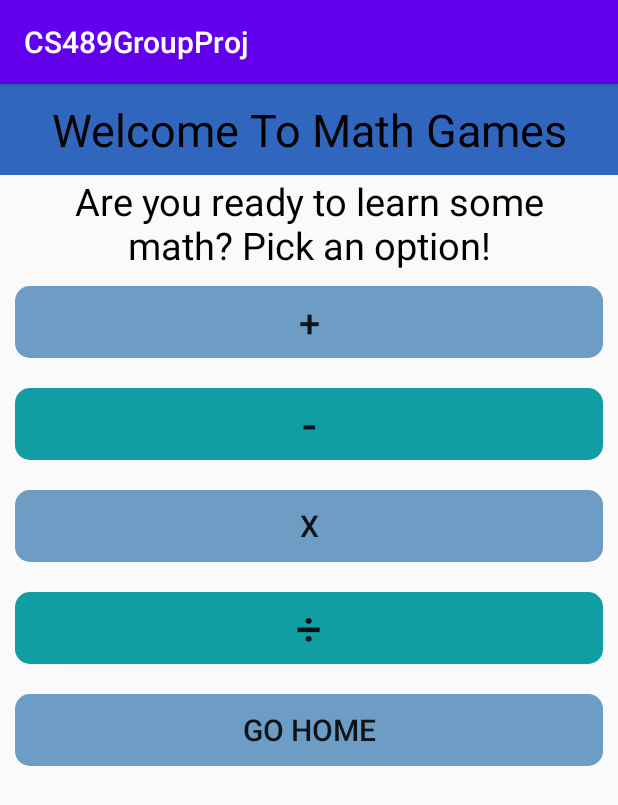
After one commit to vrmatos/CS489GroupProj, an Android app: the MathMainActivity screen opened directly, with no data from a screen before it, on a phone screen of 412 x 824 dp. The commit adds this screen. Shown: the top 805 px of the screen. Run offline under Robolectric (Android 15) with nearby library versions, the phone set to English and light mode, and no system bars.

Commit message:
Math Game is working

```diff
--- a/app/src/main/AndroidManifest.xml
+++ b/app/src/main/AndroidManifest.xml
@@ -24,6 +24,9 @@
             </intent-filter>
         </activity>
         <activity android:name=".GameSolnActivity"/>
+        <activity android:name=".MathGameActivity"/>
+        <activity android:name=".MathMainActivity"/>
+
     </application>
 
 </manifest>
--- a/app/src/main/java/com/victoriamatos/cs489groupproj/MainActivity.java
+++ b/app/src/main/java/com/victoriamatos/cs489groupproj/MainActivity.java
@@ -21,4 +21,8 @@ public class MainActivity extends AppCompatActivity {
         Intent intent = new Intent(this, ChooseDiffActivity.class);
         startActivity(intent);
     }
+    public void playMath(View v){
+        Intent intent = new Intent( this, MathMainActivity.class );
+        startActivity( intent );
+    }
 }
--- a/app/src/main/res/layout/activity_main.xml
+++ b/app/src/main/res/layout/activity_main.xml
@@ -46,7 +46,8 @@
         android:id="@+id/math_game"
         android:layout_below="@id/spelling_game"
         android:text="MATH GAME"
-        android:background="@drawable/rounded_corners_blue"/>
+        android:background="@drawable/rounded_corners_blue"
+        android:onClick="playMath"/>
 
     <Button
         style="@style/GameButton"
--- /dev/null
+++ b/app/src/main/res/layout/math_game_home.xml
@@ -0,0 +1,86 @@
+<?xml version="1.0" encoding="utf-8"?>
+<RelativeLayout xmlns:android="http://schemas.android.com/apk/res/android"
+    xmlns:app="http://schemas.android.com/apk/res-auto"
+    xmlns:tools="http://schemas.android.com/tools"
+    android:layout_width="match_parent"
+    android:layout_height="match_parent">
+
+    <TextView
+        style="@style/BannerBox"
+        android:layout_width="match_parent"
+        android:id="@+id/welcome"
+        android:text="Welcome To Math Games"
+        android:background="@color/blue"/>
+
+    <TextView
+        style="@style/GameLabel"
+        android:id="@+id/intro"
+        android:layout_below="@id/welcome"
+        android:text="Are you ready to learn some math? Pick an option!"
+        />
+
+    <Button
+        android:layout_width="match_parent"
+        android:layout_height="wrap_content"
+        android:layout_margin="10dp"
+        android:layout_centerHorizontal="true"
+        android:text="+"
+        android:textSize="25sp"
+        android:id="@+id/addition"
+        android:onClick="goToMathHomePageAdd"
+        android:layout_below="@+id/intro"
+        android:background="@drawable/rounded_corners_blue"
+        />
+
+    <Button
+        android:layout_width="match_parent"
+        android:layout_height="wrap_content"
+        android:layout_margin="10dp"
+        android:layout_centerHorizontal="true"
+        android:text="-"
+        android:textSize="30sp"
+        android:id="@+id/subtraction"
+        android:onClick="goToMathHomePageSub"
+        android:layout_below="@+id/addition"
+        android:background="@drawable/rounded_corners_sea_green_dark"
+        />
+
+    <Button
+        android:layout_width="match_parent"
+        android:layout_height="wrap_content"
+        android:layout_margin="10dp"
+        android:layout_centerHorizontal="true"
+        android:text="x"
+        android:id="@+id/multiplication"
+        android:layout_below="@+id/subtraction"
+        android:onClick="goToMathHomePageMult"
+        android:textSize="20sp"
+        android:background="@drawable/rounded_corners_blue"
+        />
+
+    <Button
+        android:layout_width="match_parent"
+        android:layout_height="wrap_content"
+        android:layout_margin="10dp"
+        android:layout_centerHorizontal="true"
+        android:text="÷"
+        android:textSize="30sp"
+        android:id="@+id/division"
+        android:layout_below="@+id/multiplication"
+        android:onClick="goToMathHomePageDiv"
+        android:background="@drawable/rounded_corners_sea_green_dark"
+        />
+    <Button
+        android:layout_width="match_parent"
+        android:layout_height="wrap_content"
+        android:layout_margin="10dp"
+        android:layout_centerHorizontal="true"
+        android:text="Go Home"
+        android:id="@+id/back_home"
+        android:layout_below="@+id/division"
+        android:onClick="goHome"
+        android:textSize="20sp"
+        android:background="@drawable/rounded_corners_blue"
+        />
+
+</RelativeLayout>
```
Also changed, not shown: app/src/main/java/com/victoriamatos/cs489groupproj/MathGame.java (added, +169 -0 lines), app/src/main/java/com/victoriamatos/cs489groupproj/MathGameActivity.java (added, +206 -0 lines), app/src/main/java/com/victoriamatos/cs489groupproj/MathMainActivity.java (added, +48 -0 lines), app/src/main/res/drawable-v24/rounded_corners_pale_green.xml (added, +9 -0 lines), app/src/main/res/layout/begin_math_game.xml (added, +84 -0 lines), app/src/main/res/layout/math_game_play.xml (added, +128 -0 lines).
